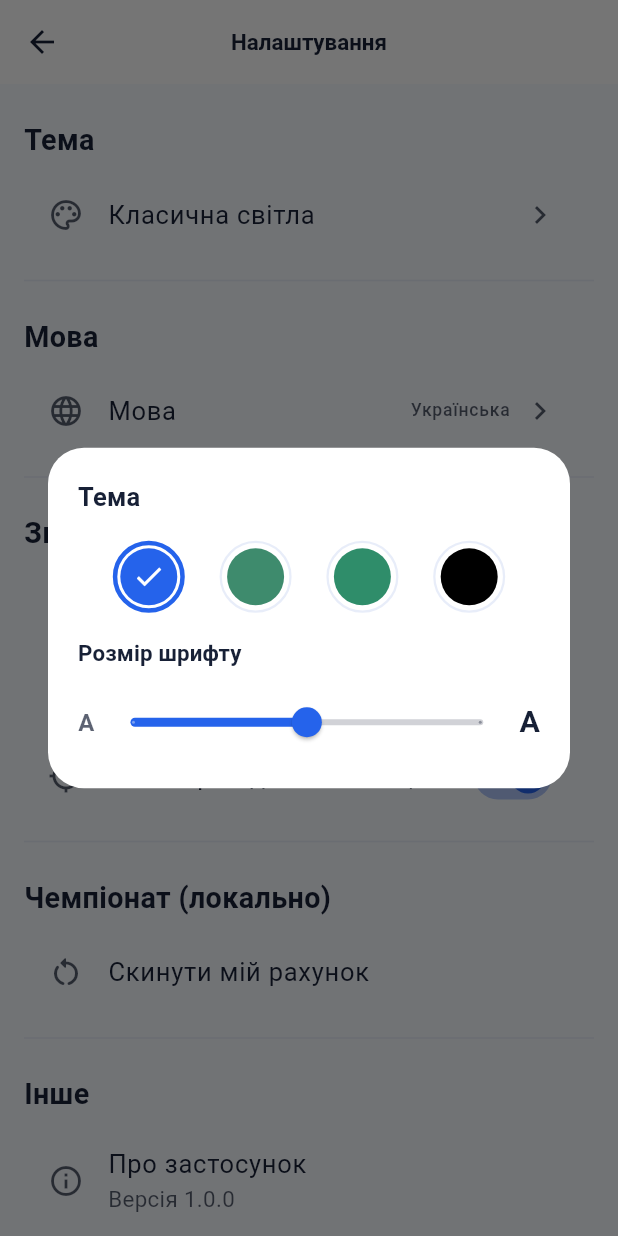
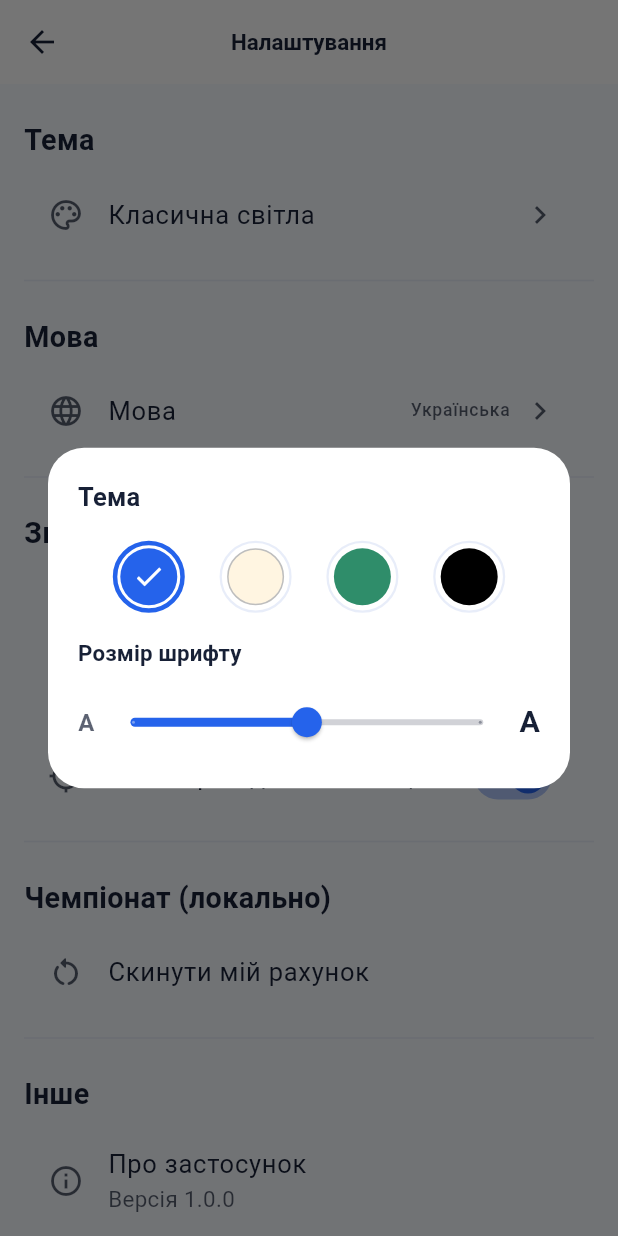
Before and after one commit to Humaneyew/sudoku2, a Flutter app: the SettingsPage screen opened directly, after a tap on "Класична світла", on a phone screen of 412 x 824 dp. Run offline on Flutter 3.47's test engine with Material 3 defaults, Android fonts, the phone set to English and light mode, and no system bars; our stand-ins replace shared_preferences, video_player; accounts and stored records are empty; Roboto replaces fonts that are missing (SF Pro Display); project files that could hold a hidden picture were left out.

Commit message:
Fix cream theme preview appearance

```diff
--- a/lib/theme.dart
+++ b/lib/theme.dart
@@ -650,8 +650,22 @@ ThemeData buildSudokuTheme(SudokuTheme theme) {
 
 /// Цвет, который используется для предпросмотра темы в меню выбора.
 Color themePreviewColor(SudokuTheme theme) {
-  if (theme == SudokuTheme.black) {
-    return const Color(0xFF000000);
+  switch (theme) {
+    case SudokuTheme.black:
+      return const Color(0xFF000000);
+    case SudokuTheme.cream:
+      return const Color(0xFFFFF5E1);
+    default:
+      return _themeConfigs[theme]!.primary;
   }
-  return _themeConfigs[theme]!.primary;
 }
+
+Border? themePreviewInnerBorder(SudokuTheme theme) {
+  if (theme == SudokuTheme.cream) {
+    return Border.all(
+      color: const Color(0xFFBEBEBE),
+      width: 1,
+    );
+  }
+  return null;
+}
--- a/lib/widgets/theme_menu.dart
+++ b/lib/widgets/theme_menu.dart
@@ -123,6 +123,7 @@ class _ThemeCircle extends StatelessWidget {
     final theme = Theme.of(context);
     final cs = theme.colorScheme;
     final baseColor = themePreviewColor(option);
+    final innerBorder = themePreviewInnerBorder(option);
     final borderColor = active ? cs.primary : cs.outlineVariant;
 
     return GestureDetector(
@@ -148,6 +149,7 @@ class _ThemeCircle extends StatelessWidget {
               decoration: BoxDecoration(
                 shape: BoxShape.circle,
                 color: baseColor,
+                border: innerBorder,
               ),
             ),
             if (active)
```
